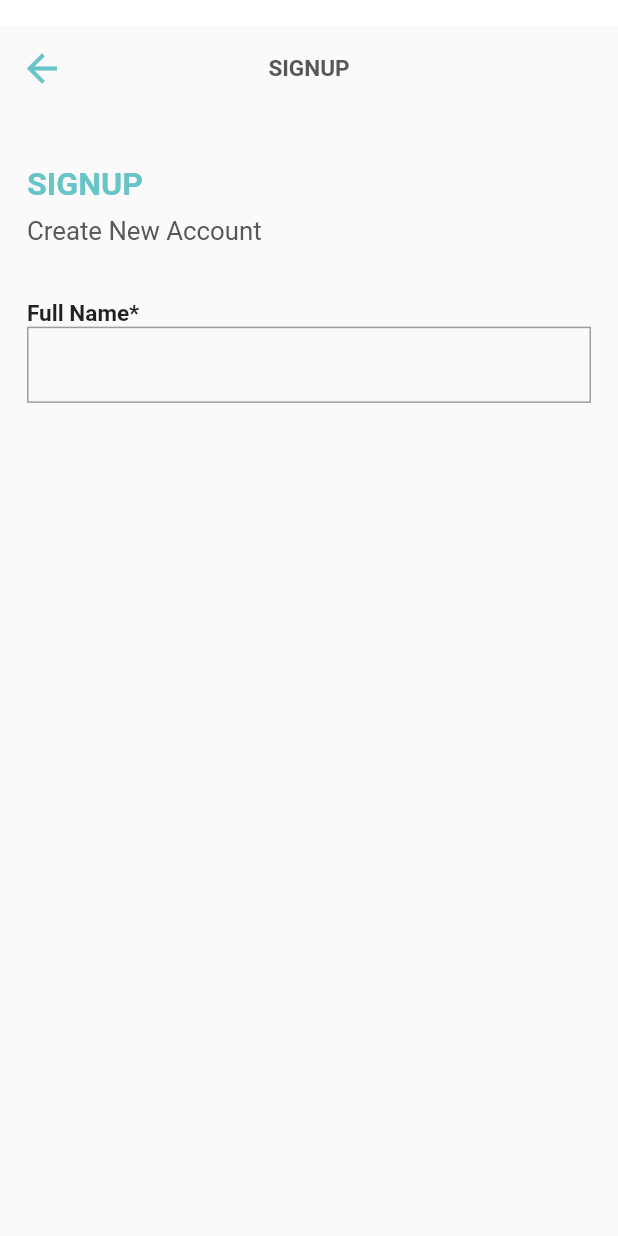
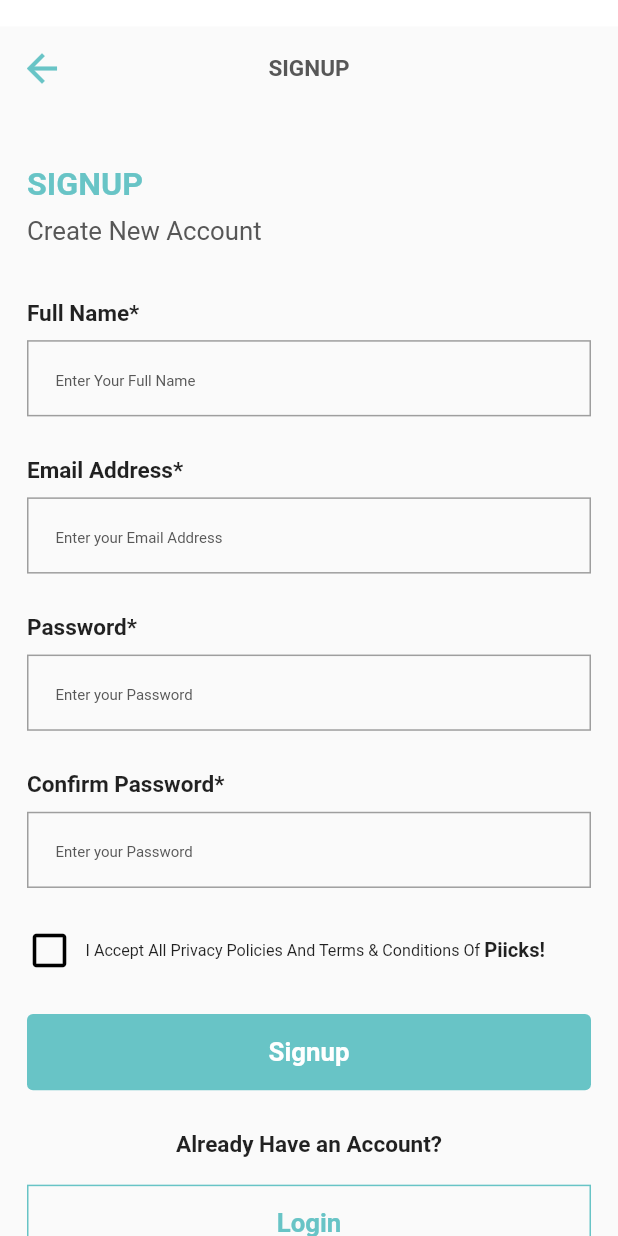
Before and after one commit to mo7amedaliEbaid/piiicks-ecommerce, a Flutter app: the SignUpScreen screen opened directly, on a phone screen of 412 x 824 dp. Run offline on Flutter 3.47's test engine with Material 2 defaults, Android fonts, the light colour scheme and no system bars; our stand-ins replace bloc, cached_network_image, dartz, dots_indicator, equatable, flutter_bloc and 5 more; accounts and stored records are empty; network calls fail.

Commit message:
signup-ui

```diff
--- a/lib/presentation/screens/signup.dart
+++ b/lib/presentation/screens/signup.dart
@@ -2,6 +2,7 @@ import 'package:flutter/material.dart';
 import 'package:piiicks/configs/app_typography.dart';
 import 'package:piiicks/configs/configs.dart';
 import 'package:piiicks/core/constant/colors.dart';
+import 'package:piiicks/presentation/widgets/custom_textfield.dart';
 
 class SignUpScreen extends StatelessWidget {
   const SignUpScreen({super.key});
@@ -37,21 +38,83 @@ class SignUpScreen extends StatelessWidget {
                   "Full Name*",
                   style: AppText.b1b,
                 ),
+                Space.y!,
+                CustomTextField(hintText: "Enter Your Full Name"),
+                Space.yf(1.5),
+                Text(
+                  "Email Address*",
+                  style: AppText.b1b,
+                ),
+                Space.y!,
+                CustomTextField(hintText: "Enter your Email Address"),
+                Space.yf(1.5),
+                Text(
+                  "Password*",
+                  style: AppText.b1b,
+                ),
+                Space.y!,
+                CustomTextField(hintText: "Enter your Password"),
+                Space.yf(1.5),
+                Text(
+                  "Confirm Password*",
+                  style: AppText.b1b,
+                ),
+                Space.y!,
+                CustomTextField(hintText: "Enter your Password"),
+                Space.yf(1.5),
+                Row(
+                  mainAxisAlignment: MainAxisAlignment.start,
+                  children: [
+                    const Icon(
+                      Icons.check_box_outline_blank_outlined,
+                      color: Colors.black,
+                    ),
+                    Space.x!,
+                    Text(
+                      "I Accept All Privacy Policies And Terms & Conditions Of ",
+                      style: AppText.l1,
+                    ),
+                    Text(
+                      "Piicks!",
+                      style: AppText.b2b,
+                    )
+                  ],
+                ),
+                Space.yf(1.5),
+                ElevatedButton(
+                    onPressed: null,
+                    style: ButtonStyle(
+                      minimumSize: MaterialStatePropertyAll(
+                        Size(
+                          double.infinity,
+                          AppDimensions.normalize(20),
+                        ),
+                      ),
+                    ),
+                    child: Text(
+                      "Signup",
+                      style: AppText.h3b?.copyWith(color: Colors.white),
+                    )),
+                Space.yf(1.5),
+                Center(
+                    child: Text(
+                  "Already Have an Account?",
+                  style: AppText.b1b,
+                )),
+                Space.y1!,
                 Container(
                   height: AppDimensions.normalize(20),
-                  padding: Space.h1,
-                  decoration:
-                      BoxDecoration(border: Border.all(color: Colors.grey)),
+                  width: double.infinity,
+                  decoration: BoxDecoration(
+                      color: Colors.transparent,
+                      border:
+                          Border.all(width: 1, color: AppColors.CommonBlue)),
                   child: Center(
-                      child: TextField(
-                    cursorColor: Colors.grey,
-                    decoration: InputDecoration(
-                      border: InputBorder.none,
-                      hoverColor: Colors.grey,
-                      iconColor: Colors.grey,
-                      focusColor: Colors.grey,
+                    child: Text(
+                      "Login",
+                      style: AppText.h3b?.copyWith(color: AppColors.CommonBlue),
                     ),
-                  )),
+                  ),
                 )
               ],
             ),
--- /dev/null
+++ b/lib/presentation/widgets/custom_textfield.dart
@@ -0,0 +1,26 @@
+import 'package:flutter/material.dart';
+
+import '../../configs/app_dimensions.dart';
+import '../../configs/space.dart';
+import '../../core/constant/colors.dart';
+
+Widget CustomTextField({required String hintText}) {
+  return Container(
+    height: AppDimensions.normalize(20),
+    padding: Space.h1,
+    decoration: BoxDecoration(border: Border.all(color: Colors.grey)),
+    child: Center(
+      child: TextField(
+        cursorColor: AppColors.CommonBlue,
+        decoration: InputDecoration(
+          border: InputBorder.none,
+          hintText: hintText,
+          hintStyle: const TextStyle(
+              fontSize: 10,
+              color: AppColors.GreyText,
+              fontWeight: FontWeight.w400),
+        ),
+      ),
+    ),
+  );
+}
```
Also changed, not shown: 1 other file.
